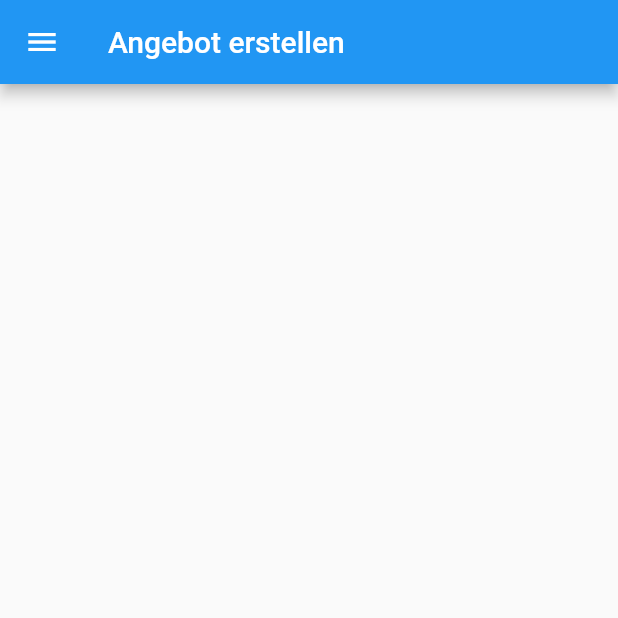
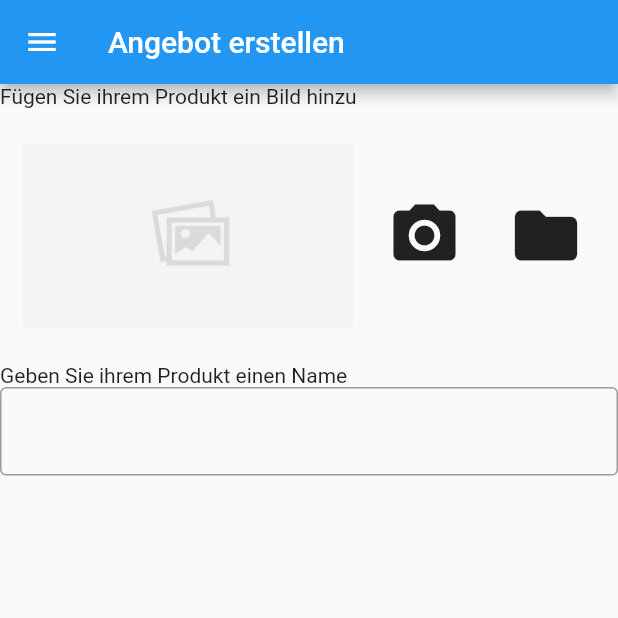
Before and after one commit to DustinHolm/lottery_app, a Flutter app: the CreateNewProductPage screen opened by its route, on a phone screen of 412 x 824 dp, the top half of it. Run offline on Flutter 3.47's test engine with Material 2 defaults, Android fonts, the phone set to English and light mode, and no system bars.

Commit message:
Edited createNewPorductPage

```diff
--- a/lib/pages/create_new_product_page.dart
+++ b/lib/pages/create_new_product_page.dart
@@ -2,13 +2,12 @@ import 'package:flutter/material.dart';
 import 'package:lottery_app/sidebar.dart';
 
 class CreateNewProductPage extends StatefulWidget {
-  CreateNewProductPage ({Key? key}) : super(key: key);
-  final String titel = 'Angebot erstellen';
+  CreateNewProductPage({Key? key}) : super(key: key);
+  final String title = 'Angebot erstellen';
+  String enteredProductName = '';
 
   @override
   _CreateNewProductPageState createState() => _CreateNewProductPageState();
-
-
 }
 
 class _CreateNewProductPageState extends State<CreateNewProductPage> {
@@ -17,10 +16,74 @@ class _CreateNewProductPageState extends State<CreateNewProductPage> {
     return Scaffold(
       drawer: Sidebar(),
       appBar: AppBar(
-        title: Text(widget.titel),
+        title: Text(widget.title),
       ),
+      body: Column(
+        children: <Widget>[
+          Container(
+            child: Column(
+              crossAxisAlignment: CrossAxisAlignment.start,
+              children: <Widget>[
+                Text('Fügen Sie ihrem Produkt ein Bild hinzu'),
+                Row(
+                  mainAxisAlignment: MainAxisAlignment.spaceEvenly,
+                  children: <Widget>[
+                    Image(
+                      image: AssetImage(
+                          'assets/placeholder_for_product_image.png'),
+                      width: 220,
+                      height: 170,
+                    ),
+                    IconButton(
+                      onPressed: () => {
+                        //TODO: after pressing the button, open the phones camera and replace the placeholder with the chosen image
+                        print('Camera IconButton was pressed')
+                      },
+                      iconSize: 50.0,
+                      icon: Icon(Icons.camera_alt),
+                    ),
+                    IconButton(
+                      onPressed: () => {
+                        //TODO: after pressing the button, open the phones folders/gallery and replace the placeholder with the chosen image
+                        print('Folder IconButton was pressed')
+                      },
+                      iconSize: 50.0,
+                      icon: Icon(Icons.folder),
+                    ),
+                  ],
+                ),
+              ],
+            ),
+          ), //For Picture and Picture Select Buttons
+          Container(
+            child: Column(
+              crossAxisAlignment: CrossAxisAlignment.start,
+              children: <Widget>[
+                Text('Geben Sie ihrem Produkt einen Name'),
+                Container(
+                  //width: 300.0,
+                  child: TextField(        //TODO: styling InputDialog, looking more into async functions
+                    decoration: InputDecoration(
+                      border: OutlineInputBorder(),
+                      //labelText: 'Produktame',
 
+
+                    ),
+                    onSubmitted: (String value) => {
+                      widget.enteredProductName = value,  //get the text from textfield
+                      print(widget.enteredProductName),
+                    },
+                  ),
+                ),
+              ],
+            ),
+          ), //For the Product Name Text Field
+
+          Row(), //For the Product Description
+          Row(), //For the Product category
+          Row(), //For the Product details and submit button
+        ],
+      ),
     );
   }
-
 }
--- a/lib/sidebar.dart
+++ b/lib/sidebar.dart
@@ -28,7 +28,7 @@ class Sidebar extends StatelessWidget {
             )
           ),
           ListTile(
-              title: Text('Angebot selber erstellen'),
+              title: Text('Angebot erstellen'),
               onTap: () => Navigator.pushNamed(
                   context,
                   '/create'
--- a/pubspec.yaml
+++ b/pubspec.yaml
@@ -45,9 +45,9 @@ flutter:
   uses-material-design: true
 
   # To add assets to your application, add an assets section, like this:
-  # assets:
-  #   - images/a_dot_burr.jpeg
-  #   - images/a_dot_ham.jpeg
+  assets:
+    - assets/
+
 
   # An image asset can refer to one or more resolution-specific "variants", see
   # https://flutter.dev/assets-and-images/#resolution-aware.
```
Also changed, not shown: assets/placeholder_for_product_image.png (added).
